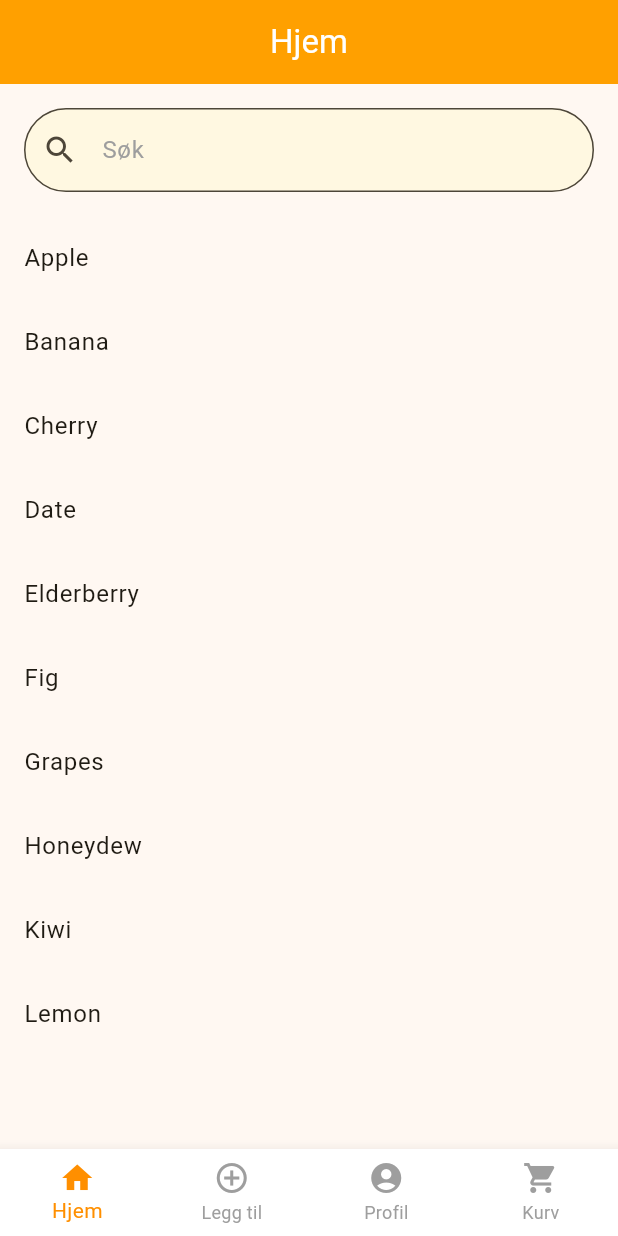
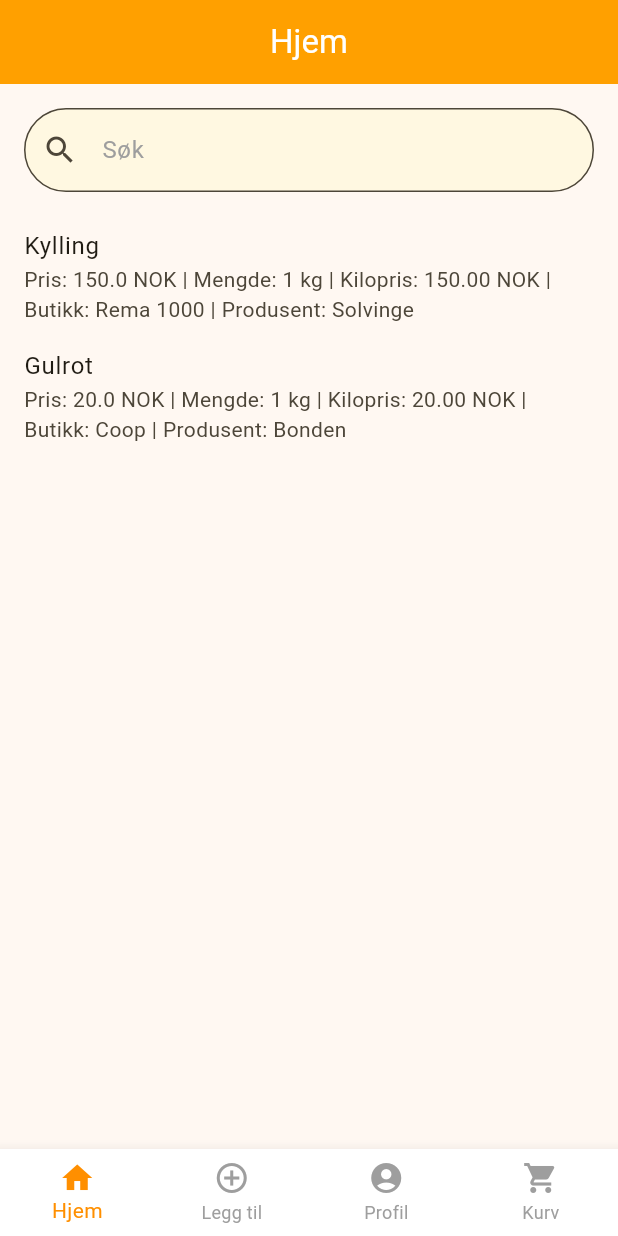
Before and after one commit to MathiasNordZ/foodPriceTracker, a Flutter app: the screen it shows after launch, on a phone screen of 412 x 824 dp. Run offline on Flutter 3.47's test engine with Material 3 defaults, Android fonts, the phone set to English and light mode, and no system bars.

Commit message:
perf: :sparkles: Introduced a model class.
Introduced a Product model class for more flexibility.

```diff
--- /dev/null
+++ b/foodtracker/lib/models/Product.dart
@@ -0,0 +1,19 @@
+class Product {
+  final String name;
+  final double price;
+  final int quantity;
+  final String shop;
+  final String producer;
+  final String unit;
+
+  Product({
+    required this.name,
+    required this.price,
+    required this.quantity,
+    required this.shop,
+    required this.producer,
+    required this.unit
+  });
+
+  double get pricePerQuantity => price / quantity;
+}
--- a/foodtracker/lib/pages/HomePage.dart
+++ b/foodtracker/lib/pages/HomePage.dart
@@ -1,4 +1,5 @@
 import 'package:flutter/material.dart';
+import 'package:foodtracker/models/Product.dart';
 
 class HomePage extends StatefulWidget {
   const HomePage({super.key});
@@ -8,20 +9,12 @@ class HomePage extends StatefulWidget {
 }
 
 class _HomePageState extends State<HomePage> {
-  List<String> data = [
-    'Apple',
-    'Banana',
-    'Cherry',
-    'Date',
-    'Elderberry',
-    'Fig',
-    'Grapes',
-    'Honeydew',
-    'Kiwi',
-    'Lemon',
+  List<Product> data = [
+    Product(name: "Kylling", price: 150.0, quantity: 1, shop: "Rema 1000", producer: "Solvinge", unit: "kg"),
+    Product(name: "Gulrot", price: 20, quantity: 1, shop: "Coop", producer: "Bonden", unit: "kg"),
   ];
 
-  List<String> searchResults = [];
+  List<Product> searchResults = [];
 
   @override
   void initState() {
@@ -32,7 +25,7 @@ class _HomePageState extends State<HomePage> {
   void onQueryChanged(String query) {
     setState(() {
       searchResults = data
-          .where((item) => item.toLowerCase().contains(query.toLowerCase()))
+          .where((item) => item.name.toLowerCase().contains(query.toLowerCase()))
           .toList();
     });
   }
@@ -51,12 +44,21 @@ class _HomePageState extends State<HomePage> {
           Expanded(
             child: Center(
               child: ListView.builder(
-                itemCount: searchResults.length,
-                itemBuilder: (context, index) {
-                  return ListTile(
-                    title: Text(searchResults[index]),
-                  );
-                }),
+  itemCount: searchResults.length,
+  itemBuilder: (context, index) {
+    final product = searchResults[index];
+    return ListTile(
+      title: Text(product.name),
+      subtitle: Text(
+        "Pris: ${product.price} NOK | "
+        "Mengde: ${product.quantity} ${product.unit} | "
+        "Kilopris: ${product.pricePerQuantity.toStringAsFixed(2)} NOK | "
+        "Butikk: ${product.shop} | "
+        "Produsent: ${product.producer} "
+      ),
+    );
+  },
+),
             )),
         ],
       )
```
